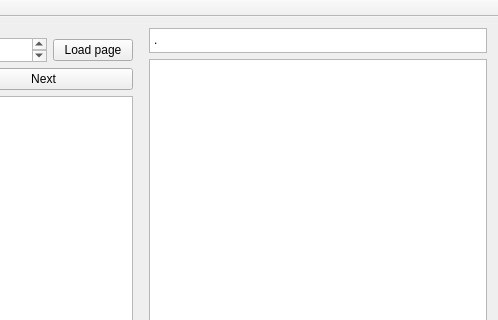
Nyoh/ljd, file mainwindow.ui: the form before one commit; both pictures show x 253 to 751 and y 0 to 320 of the 751 by 547 pixel window.
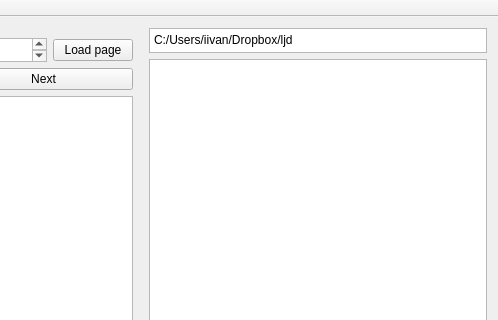
The form after the commit.

Diff of the .ui file:
```diff
--- a/mainwindow.ui
+++ b/mainwindow.ui
@@ -116,7 +116,7 @@
              </size>
             </property>
             <property name="plainText">
-             <string>.</string>
+             <string>C:/Users/iivan/Dropbox/ljd</string>
             </property>
            </widget>
           </item>
```
